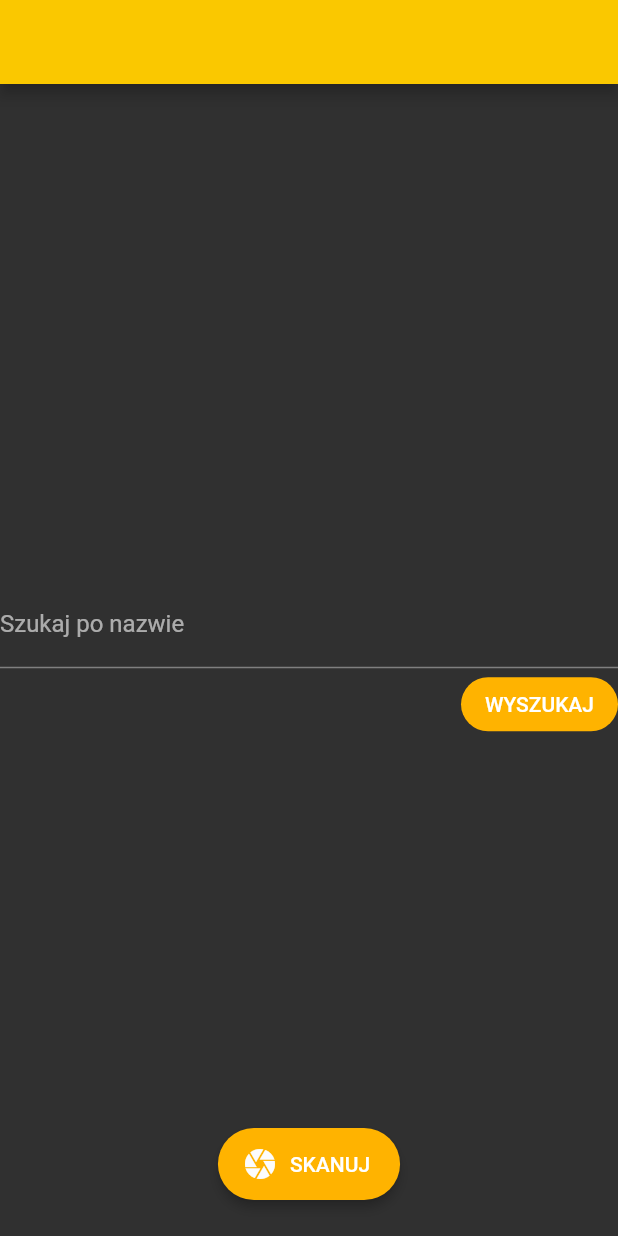
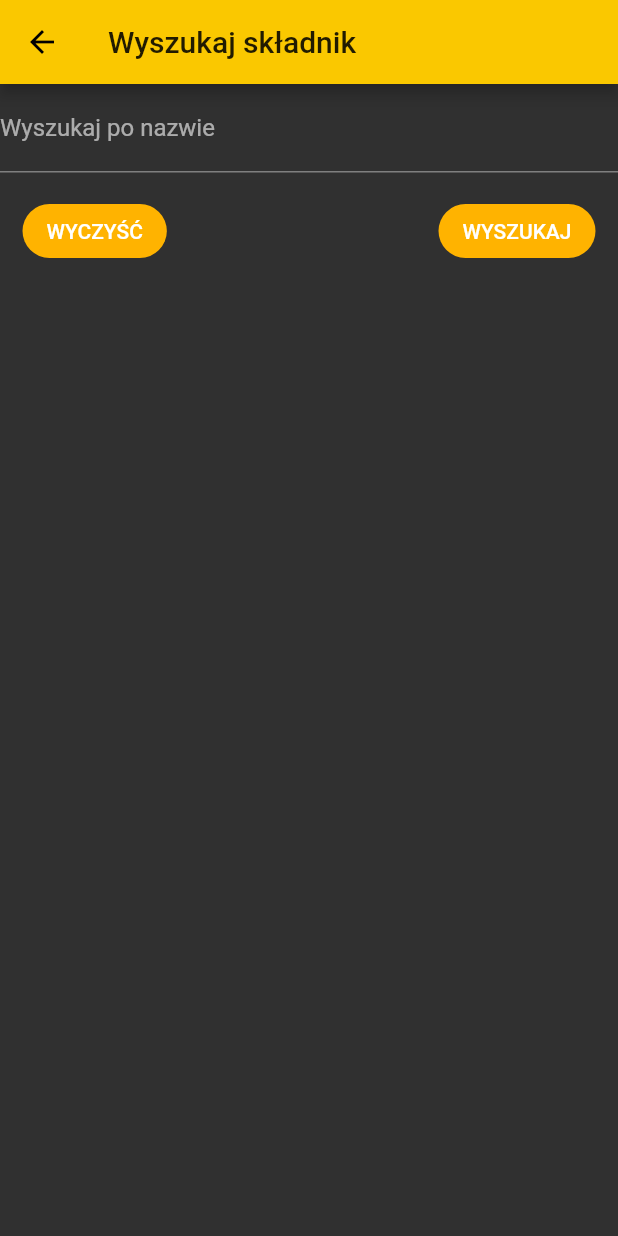
Before and after one commit to Skelebot/jedz-dobrze, a Flutter app: the HackatonHome screen opened directly with empty values, after a tap on "WYSZUKAJ", on a phone screen of 412 x 824 dp. Run offline on Flutter 3.47's test engine with Material 2 defaults, Android fonts, the light colour scheme and no system bars; our stand-ins replace csv, diacritic, screenshot; missing offline and left inert: image_picker_gallery_camera, simple_ocr_plugin, woozy_search.

Commit message:
Styling, Searching, and Fixes
* Moved and padded out most buttons

* Added the search screen (currently it doesn't show anything because i almost fell asleep)

* FIxed (i think) a bug where the scanned ingredients list would overflow (needs to be tested)

```diff
--- a/lib/screens/home.dart
+++ b/lib/screens/home.dart
@@ -4,8 +4,8 @@ import 'dart:io';
 
 import 'splash.dart';
 import 'select.dart';
+import 'search.dart';
 
-import 'package:woozy_search/woozy_search.dart' as woozy;
 // image picker
 import 'package:image_picker_gallery_camera/image_picker_gallery_camera.dart';
 
@@ -29,10 +29,6 @@ class HackatonHome extends StatefulWidget {
 }
 
 class HackatonHomeState extends State<HackatonHome> {
-  final minQueryScore = 0.5;
-
-  String inputText;
-
   // TODO: maybe add an option to scroll through the whole list?
 
   @override
@@ -40,22 +36,9 @@ class HackatonHomeState extends State<HackatonHome> {
     super.initState();
   }
 
-  // TODO: add decent-looking showing of searched data
   void _onSearchPress() {
-    // search with the query typed into the TextField
-    var queryResponse = widget.data.dictionary.search(inputText);
-
-    // filter the response using the minQueryScore value
-    var filteredResponse = [];
-    for (var entry in queryResponse) {
-      if (entry.score >= minQueryScore) {
-        filteredResponse.add(entry);
-      }
-    }
-    var ob = filteredResponse[0];
-    widget.data.values.indexOf(filteredResponse[0]);
-
-    print(filteredResponse);
+    Navigator.of(context).push(
+        MaterialPageRoute(builder: (context) => SearchScreen(widget.data)));
   }
 
   void _onScanPress() async {
@@ -106,46 +89,48 @@ class HackatonHomeState extends State<HackatonHome> {
         // Here we take the value from the MyHomePage object that was created by
         // the App.build method, and use it to set our appbar title.
         title: Text(widget.title),
+        //TODO: Add icon to appbar.
       ),
       body: Center(
         // Center is a layout widget. It takes a single child and positions it
         // in the middle of the parent.
         child: Column(
           mainAxisAlignment: MainAxisAlignment.center,
-          children: <Widget>[
-            TextField(
-              onChanged: (value) => inputText = value,
-              decoration: InputDecoration(
-                  labelText: 'Szukaj po nazwie',
-                  hintText: 'Podaj nazwę składnika'),
-            ),
-            Row(
-              mainAxisAlignment: MainAxisAlignment.end,
-              children: [
-                FlatButton(
-                  onPressed: _onSearchPress,
-                  child: Text('WYSZUKAJ',
-                      style: Theme.of(context).textTheme.button),
-                  shape: StadiumBorder(),
-                  color: Theme.of(context).buttonColor,
-                )
-              ],
-            ),
-          ],
+          // TODO: add home page contents (like some text or something)
+          children: <Widget>[],
         ),
       ),
       // ActionButton na środku
       floatingActionButtonLocation: FloatingActionButtonLocation.centerDocked,
       floatingActionButton: Padding(
           padding: const EdgeInsets.only(bottom: 24),
-          child: FloatingActionButton.extended(
-            onPressed: () => _onScanPress(),
-            tooltip: 'Skanuj',
-            elevation: 3.0,
-            icon: Icon(Icons.camera, color: Theme.of(context).cursorColor),
-            label: Text('SKANUJ', style: Theme.of(context).textTheme.button),
-            backgroundColor: Theme.of(context).buttonColor,
-          )),
+          child: Padding(
+              padding: EdgeInsets.all(15.0),
+              child:
+                  Row(mainAxisAlignment: MainAxisAlignment.center, children: [
+                FloatingActionButton.extended(
+                  heroTag: "scanButton",
+                  onPressed: _onScanPress,
+                  tooltip: 'Skanuj',
+                  elevation: 3.0,
+                  icon:
+                      Icon(Icons.camera, color: Theme.of(context).cursorColor),
+                  label:
+                      Text('SKANUJ', style: Theme.of(context).textTheme.button),
+                  backgroundColor: Theme.of(context).buttonColor,
+                ),
+                Spacer(),
+                FloatingActionButton.extended(
+                  heroTag: "searchButton",
+                  onPressed: _onSearchPress,
+                  tooltip: 'Wyszukaj',
+                  elevation: 3.0,
+                  icon: Icon(Icons.send, color: Theme.of(context).cursorColor),
+                  label: Text('WYSZUKAJ',
+                      style: Theme.of(context).textTheme.button),
+                  backgroundColor: Theme.of(context).buttonColor,
+                )
+              ]))),
     );
   }
 }
--- /dev/null
+++ b/lib/screens/search.dart
@@ -0,0 +1,93 @@
+import 'package:flutter/cupertino.dart';
+import 'package:flutter/material.dart';
+
+import 'package:woozy_search/woozy_search.dart' as woozy;
+
+import 'splash.dart';
+
+class SearchScreen extends StatefulWidget {
+  final SpreadsheetData data;
+
+  SearchScreen(this.data);
+
+  @override
+  State<StatefulWidget> createState() => SearchScreenState();
+}
+
+class SearchScreenState extends State<SearchScreen> {
+  final minQueryScore = 0.5;
+
+  final TextEditingController txtEditController = TextEditingController();
+
+  void _onClearPress() {
+    txtEditController.clear();
+  }
+
+  void _onSubmit(String text) {
+    _processQuery(text);
+  }
+
+  void _onSearchPress() {
+    _processQuery(txtEditController.text);
+  }
+
+  void _processQuery(String query) {
+    // search with the query typed into the TextField
+    var queryResponse = widget.data.dictionary.search(query);
+
+    // filter the response using the minQueryScore value
+    var filteredResponse = [];
+    for (var entry in queryResponse) {
+      if (entry.score >= minQueryScore) {
+        filteredResponse.add(entry);
+      }
+    }
+
+    print(filteredResponse);
+  }
+
+  @override
+  Widget build(BuildContext context) {
+    return Scaffold(
+      appBar: AppBar(title: Text("Wyszukaj składnik")),
+      body: Column(
+        children: [
+          // text field
+          TextField(
+            onSubmitted: _onSubmit,
+            controller: txtEditController,
+            decoration: InputDecoration(
+                labelText: 'Wyszukaj po nazwie',
+                hintText: 'Podaj nazwę składnika'),
+          ),
+          // buttons
+          Padding(
+              padding: EdgeInsets.all(15.0),
+              child: Row(
+                mainAxisAlignment: MainAxisAlignment.start,
+                children: [
+                  FlatButton(
+                    onPressed: _onClearPress,
+                    child: Text('WYCZYŚĆ',
+                        style: Theme.of(context).textTheme.button),
+                    shape: StadiumBorder(),
+                    color: Theme.of(context).buttonColor,
+                  ),
+                  Spacer(),
+                  FlatButton(
+                    onPressed: _onSearchPress,
+                    child: Text('WYSZUKAJ',
+                        style: Theme.of(context).textTheme.button),
+                    shape: StadiumBorder(),
+                    color: Theme.of(context).buttonColor,
+                  )
+                ],
+              )),
+          // body
+          // TODO: add showing the table
+          SingleChildScrollView(),
+        ],
+      ),
+    );
+  }
+}
```
Also changed, not shown: lib/screens/select.dart (+5 -2 lines), lib/util/extract_ingredients.dart (+9 -8 lines).
